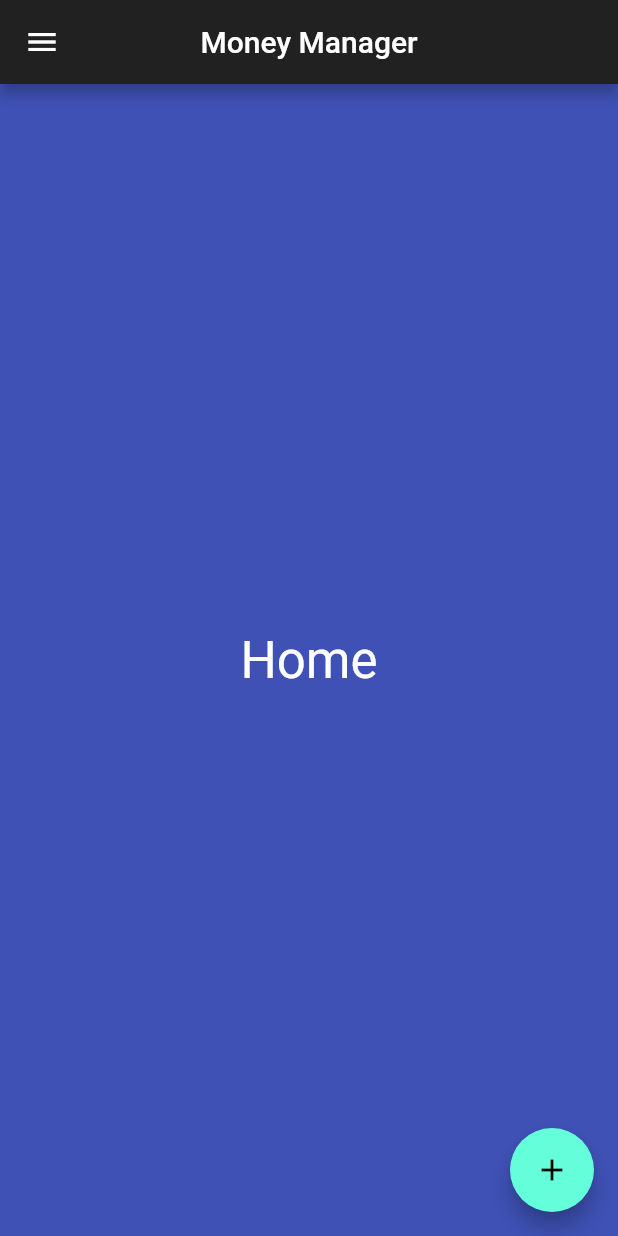
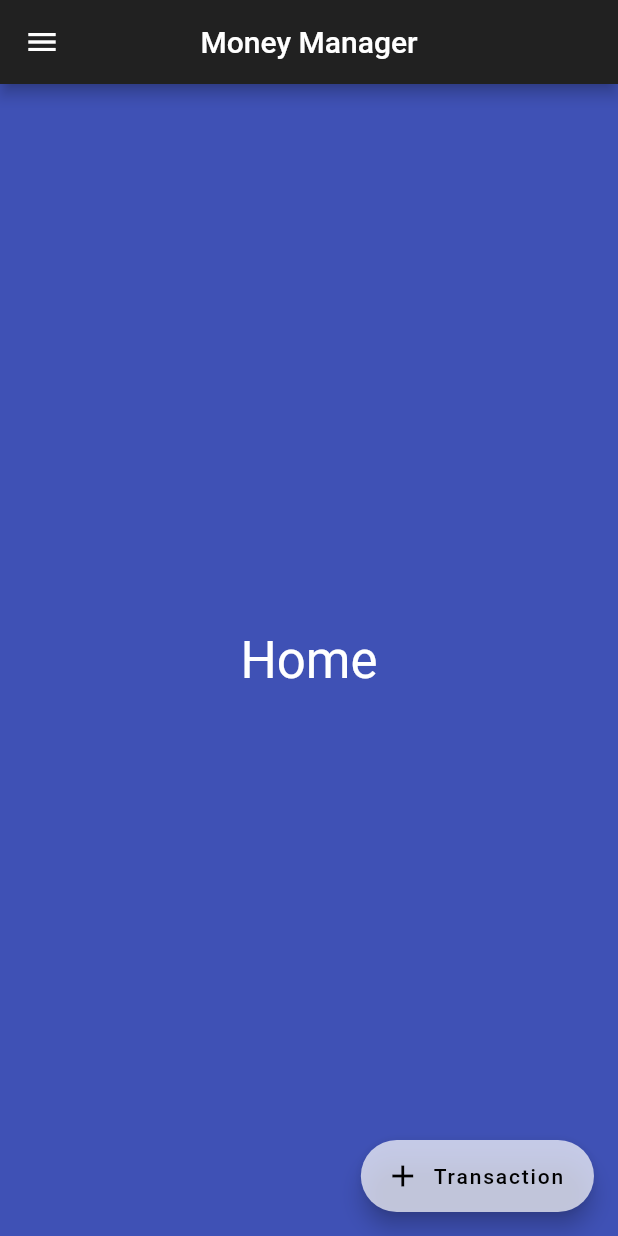
Before and after one commit to Codesait/flutter_money_manager, a Flutter app: the screen it shows after launch, on a phone screen of 412 x 824 dp. Run offline on Flutter 3.47's test engine with Material 2 defaults, Android fonts, the phone set to English and light mode, and no system bars.

Commit message:
Add FAB getter in navigation_provider.dart. And add tow new route category_route and transaction_route.

```diff
--- /dev/null
+++ b/lib/fabs/fabs.dart
@@ -0,0 +1,29 @@
+import 'package:flutter/material.dart';
+import 'package:flutter_money_manager/routes/category_route.dart';
+import 'package:flutter_money_manager/routes/transaction_route.dart';
+
+class Fab {
+  FloatingActionButton transactionFab(BuildContext context) {
+    return FloatingActionButton.extended(
+      onPressed: () {
+        Navigator.push(context,
+            MaterialPageRoute(builder: (context) => TransactionRoute()));
+      },
+      backgroundColor: Colors.white70,
+      icon: Icon(Icons.add),
+      label: Text('Transaction'),
+    );
+  }
+
+  FloatingActionButton categoryFab(BuildContext context) {
+    return FloatingActionButton.extended(
+      onPressed: () {
+        Navigator.push(
+            context, MaterialPageRoute(builder: (context) => CategoryRoute()));
+      },
+      backgroundColor: Colors.white70,
+      icon: Icon(Icons.add),
+      label: Text('Category'),
+    );
+  }
+}
--- a/lib/main.dart
+++ b/lib/main.dart
@@ -1,5 +1,5 @@
 import 'package:flutter/material.dart';
-import 'package:flutter_money_manager/navigation_provider.dart';
+import 'package:flutter_money_manager/navigatoins/navigation_provider.dart';
 import 'package:provider/provider.dart';
 
 import 'my_app.dart';
--- a/lib/my_app.dart
+++ b/lib/my_app.dart
@@ -1,5 +1,5 @@
 import 'package:flutter/material.dart';
-import 'package:flutter_money_manager/navigation_provider.dart';
+import 'package:flutter_money_manager/navigatoins/navigation_provider.dart';
 import 'package:provider/provider.dart';
 
 class MyApp extends StatelessWidget {
@@ -54,9 +54,9 @@ class MyApp extends StatelessWidget {
       body: Consumer<NavigationProvider>(
         builder: (context, navigationProvider, _) => navigationProvider.getNav,
       ),
-      floatingActionButton: FloatingActionButton(
-        onPressed: () {},
-        child: Icon(Icons.add),
+      floatingActionButton: Consumer<NavigationProvider>(
+        builder: (context, navigationProvider, _) =>
+            navigationProvider.getFab(context),
       ),
     );
   }
--- a/lib/navigation_provider.dart
+++ b/lib/navigatoins/navigation_provider.dart
@@ -1,10 +1,11 @@
 import 'package:flutter/foundation.dart';
 import 'package:flutter/material.dart';
 
-import 'categories.dart';
-import 'home.dart';
-import 'report.dart';
-import 'settings.dart';
+import 'package:flutter_money_manager/navigatoins/categories.dart';
+import 'package:flutter_money_manager/navigatoins/home.dart';
+import 'package:flutter_money_manager/navigatoins/report.dart';
+import 'package:flutter_money_manager/navigatoins/settings.dart';
+import 'package:flutter_money_manager/fabs/fabs.dart';
 
 class NavigationProvider with ChangeNotifier {
   NavigationItem currentNav = NavigationItem.HOME;
@@ -22,6 +23,15 @@ class NavigationProvider with ChangeNotifier {
     }
   }
 
+  Widget getFab(BuildContext context) {
+    switch (currentNav) {
+      case NavigationItem.CATEGORIES:
+        return Fab().categoryFab(context);
+      default:
+        return Fab().transactionFab(context);
+    }
+  }
+
   void changeNavigation(NavigationItem newNav) {
     currentNav = newNav;
     notifyListeners();
```
Also changed, not shown: lib/routes/category_route.dart (added, +21 -0 lines), lib/routes/transaction_route.dart (added, +21 -0 lines), lib/navigatoins/categories.dart (renamed from lib/categories.dart), lib/navigatoins/home.dart (renamed from lib/home.dart), lib/navigatoins/report.dart (renamed from lib/report.dart), lib/navigatoins/settings.dart (renamed from lib/settings.dart).
